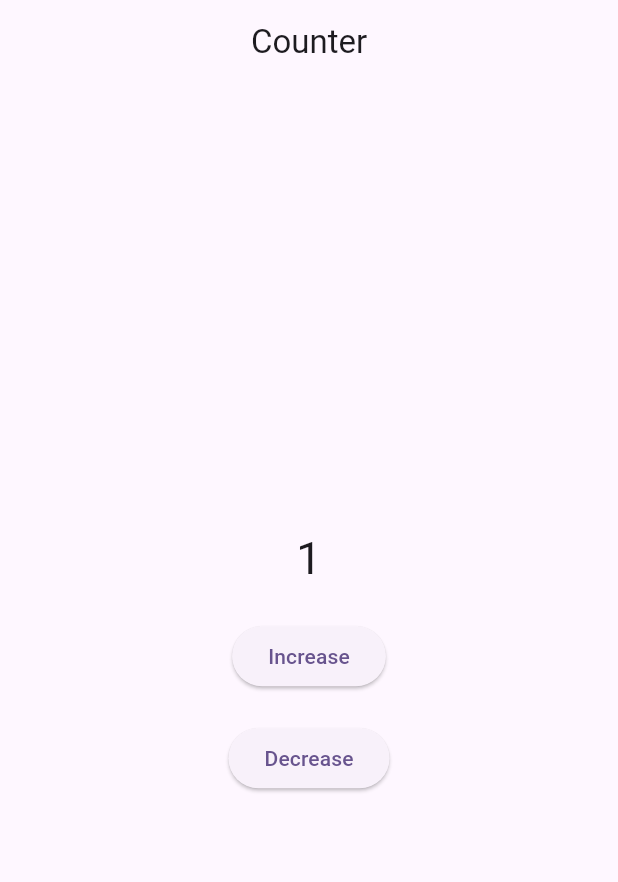
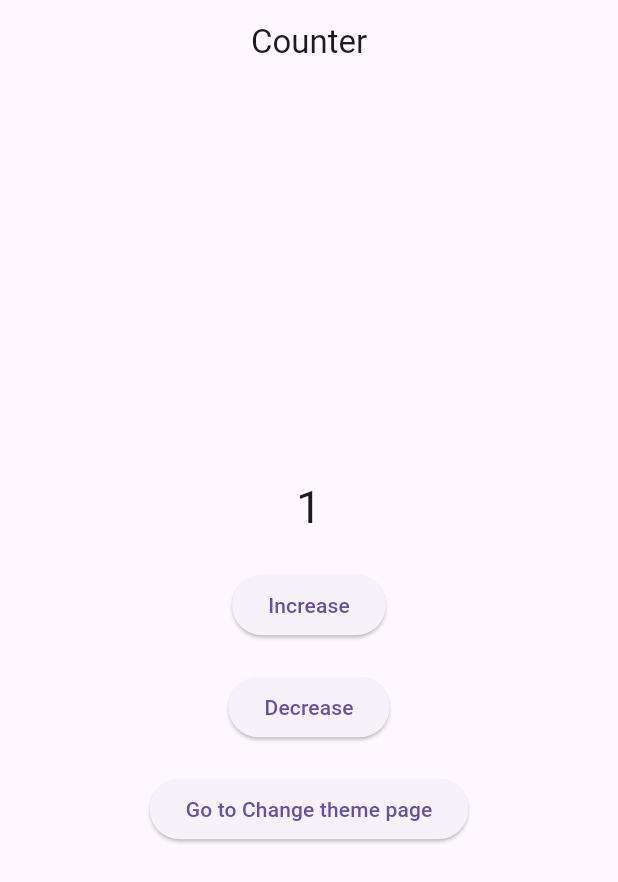
Before and after one commit to naeem0007/provider_tutorial, a Flutter app: the screen it shows after launch, after a tap on "Increase", on a phone screen of 412 x 824 dp. Shown: the top 882 px of the screen. Run offline on Flutter 3.47's test engine with Material 3 defaults, Android fonts, the phone set to English and light mode, and no system bars.

Commit message:
theme change completed

```diff
--- a/lib/counter_screen.dart
+++ b/lib/counter_screen.dart
@@ -1,5 +1,6 @@
 import 'package:flutter/material.dart';
 import 'package:provider/provider.dart';
+import 'package:provider_tutorial/change_theme_screen.dart';
 import 'package:provider_tutorial/provider/counter_provider.dart';
 
 class CounterScreen extends StatelessWidget {
@@ -33,6 +34,15 @@ class CounterScreen extends StatelessWidget {
                     counter.decreament();
                   },
                   child: const Text('Decrease')),
+              const SizedBox(height: 20),
+              ElevatedButton(
+                  onPressed: () {
+                    Navigator.push(
+                        context,
+                        MaterialPageRoute(
+                            builder: (context) => const ChangeTheme()));
+                  },
+                  child: const Text('Go to Change theme page')),
             ],
           ),
         ));
--- a/lib/main.dart
+++ b/lib/main.dart
@@ -1,11 +1,14 @@
 import 'package:flutter/material.dart';
 import 'package:provider/provider.dart';
 import 'package:provider_tutorial/counter_screen.dart';
+import 'package:provider_tutorial/provider/theme_provider.dart';
 import 'provider/counter_provider.dart';
 
 void main() {
-  runApp(ChangeNotifierProvider(
-      create: (context) => CounterProvider(), child: const MyApp()));
+  runApp(MultiProvider(providers: [
+    ChangeNotifierProvider(create: (context) => CounterProvider()),
+    ChangeNotifierProvider(create: (context) => ThemeProvider())
+  ], child: const MyApp()));
 }
 
 class MyApp extends StatelessWidget {
@@ -13,13 +16,11 @@ class MyApp extends StatelessWidget {
 
   @override
   Widget build(BuildContext context) {
+    final ThemeProvider themeProvider = Provider.of<ThemeProvider>(context);
     return MaterialApp(
       debugShowCheckedModeBanner: false,
       title: 'Provider Tutorial',
-      theme: ThemeData(
-        colorScheme: ColorScheme.fromSeed(seedColor: Colors.deepPurple),
-        useMaterial3: true,
-      ),
+      theme: themeProvider.currentTheme,
       home: const CounterScreen(),
     );
   }
--- /dev/null
+++ b/lib/provider/theme_provider.dart
@@ -0,0 +1,12 @@
+import 'package:flutter/material.dart';
+
+class ThemeProvider extends ChangeNotifier {
+  bool isDark = false;
+
+  ThemeData get currentTheme => isDark ? ThemeData.dark() : ThemeData.light();
+
+  void toggleTheme() {
+    isDark = !isDark;
+    notifyListeners();
+  }
+}
```
Also changed, not shown: lib/change_theme_screen.dart (added, +46 -0 lines).
